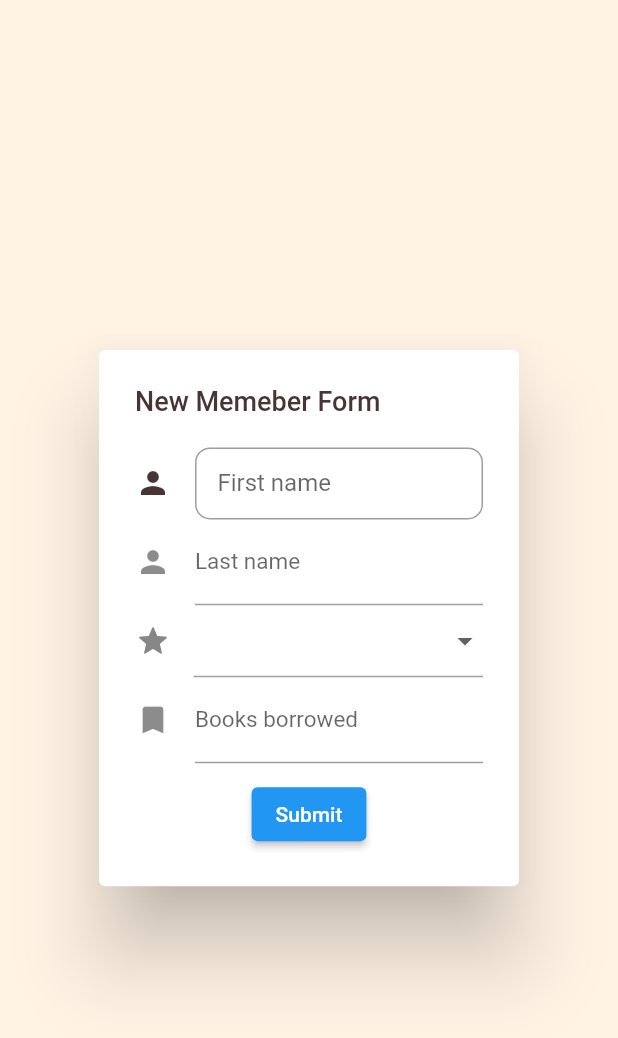
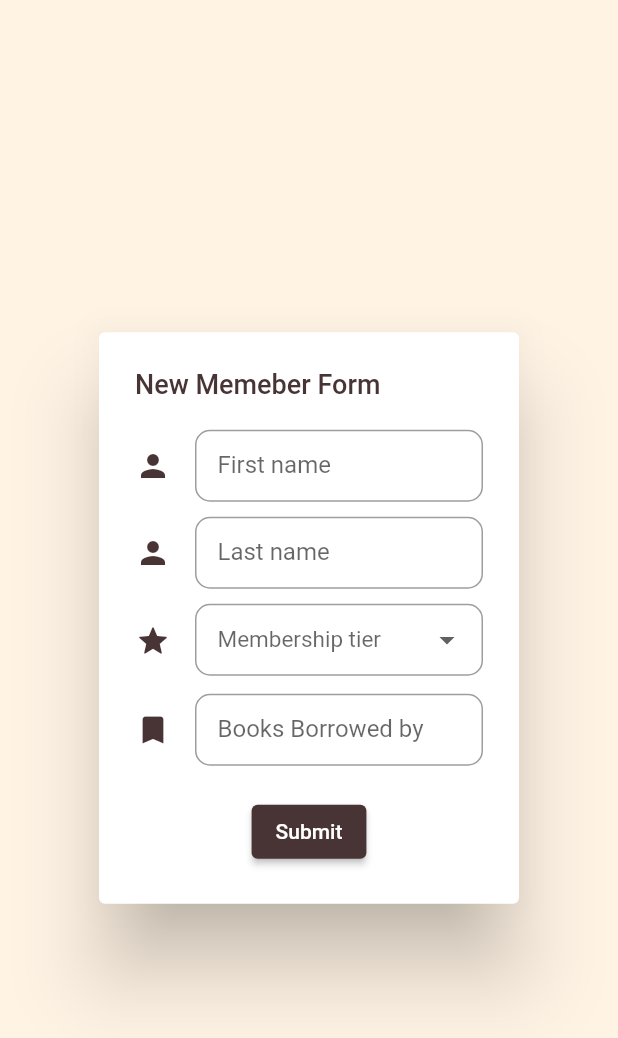
Before and after one commit to AmeeraAlotaibi/librarian_app, a Flutter app: the AddMemberDialog widget shown alone on an empty page, opened directly, on a phone screen of 412 x 824 dp. Shown: the top 1038 px of the screen. Run offline on Flutter 3.47's test engine with Material 2 defaults, Android fonts, the phone set to English and light mode, and no system bars; our stand-ins replace go_router, toggle_switch.

Commit message:
made a dialog box for adding a book and fixed some ui elements

```diff
--- a/lib/providers/member_provider.dart
+++ b/lib/providers/member_provider.dart
@@ -10,35 +10,35 @@ class MemberProvider extends ChangeNotifier {
       firstName: "Aziz",
       lastName: "AlSaffar",
       currentlyBorrowedBooks: [3, 9],
-      membership: "gold", // can borrow 3 books
+      membership: "🥇 Gold", // can borrow 3 books
     ),
     Member(
       id: 2,
       firstName: "Hashim",
       lastName: "Behbehani",
       currentlyBorrowedBooks: [5],
-      membership: "gold", // can borrow 3 books
+      membership: "🥇 Gold", // can borrow 3 books
     ),
     Member(
       id: 3,
       firstName: "Alhamza",
       lastName: "Abdulmonem",
       currentlyBorrowedBooks: [1, 2],
-      membership: "silver", // can borrow 2 books
+      membership: "🥈 Silver", // can borrow 2 books
     ),
     Member(
       id: 4,
       firstName: "Reem",
       lastName: "AlHasawi",
       currentlyBorrowedBooks: [],
-      membership: "platinum", // can borrow 5 books
+      membership: "🥉 Platinum", // can borrow 5 books
     ),
     Member(
       id: 5,
       firstName: "Laila",
       lastName: "AlKandery",
       currentlyBorrowedBooks: [10, 7, 8],
-      membership: "platinum", // can borrow 5 books
+      membership: "🥉 Platinum", // can borrow 5 books
     ),
   ];
 
@@ -46,4 +46,11 @@ class MemberProvider extends ChangeNotifier {
     members.add(member);
     notifyListeners();
   }
+
+// want to change the background color of each membership tier in members list depensing on membership tier
+  void membership(String membership) {
+    if (membership == '🥉 Platinum') {
+    } else if (membership == '🥈 Silver') {
+    } else {}
+  }
 }
--- a/lib/widgets/add_member_dialog.dart
+++ b/lib/widgets/add_member_dialog.dart
@@ -69,36 +69,68 @@ class _AddMemberDialogState extends State<AddMemberDialog> {
             ),
           ),
 
+          SizedBox(
+            height: 10,
+          ),
 // ************** Last Name *****************************
           TextFormField(
             controller: _lastName,
             style: TextStyle(
                 fontSize: 15,
-                fontWeight: FontWeight.bold,
                 letterSpacing: 0,
                 color: Theme.of(context).primaryColor),
+            validator: (name) => name != null ? name : "Enter your last name",
             decoration: InputDecoration(
               labelText: 'Last name',
+              icon: Icon(
+                Icons.person,
+                color: Theme.of(context).primaryColor,
+              ),
               labelStyle: TextStyle(
-                  fontSize: 15,
+                  fontSize: 16,
                   letterSpacing: 0,
                   fontWeight: FontWeight.normal),
-              icon: Icon(Icons.person),
+              contentPadding: EdgeInsets.only(left: 15),
+              floatingLabelStyle: TextStyle(
+                  color: Theme.of(context).primaryColor,
+                  fontWeight: FontWeight.bold),
+              border: OutlineInputBorder(
+                  borderRadius: BorderRadius.circular(10),
+                  borderSide: BorderSide(width: 2)),
+              // when field is focused
+              focusedBorder: OutlineInputBorder(
+                borderSide:
+                    BorderSide(color: Theme.of(context).primaryColor, width: 2),
+              ),
+              // validator
+              errorBorder: OutlineInputBorder(
+                  borderSide: BorderSide(color: Color(0xFFB71C1C))),
             ),
           ),
 
 // ************ dropdown menu *******************
-
+          SizedBox(
+            height: 10,
+          ),
           Row(
             mainAxisAlignment: MainAxisAlignment.spaceBetween,
             children: [
               Icon(
                 Icons.grade_rounded,
-                color: Color(0xFF878787),
+                color: Theme.of(context).primaryColor,
               ),
               Container(
-                width: 193,
+                width: 192,
+                height: 50,
                 child: DropdownButtonFormField(
+                    decoration: InputDecoration(
+                        contentPadding:
+                            EdgeInsets.symmetric(horizontal: 15, vertical: 0),
+                        border: OutlineInputBorder(
+                            borderRadius: BorderRadius.circular(10))),
+                    hint: Text(
+                      "Membership tier",
+                    ),
                     style: TextStyle(
                         color: Theme.of(context).primaryColor,
                         fontSize: 15,
@@ -112,23 +144,46 @@ class _AddMemberDialogState extends State<AddMemberDialog> {
               ),
             ],
           ),
-
+          SizedBox(
+            height: 10,
+          ),
           TextFormField(
             controller: _booksBorrowed,
             style: TextStyle(
                 fontSize: 15,
-                  fontWeight: FontWeight.bold,
                 letterSpacing: 0,
                 color: Theme.of(context).primaryColor),
+            validator: (name) => name != null ? name : "Enter books borrowed",
             decoration: InputDecoration(
-                labelText: 'Books borrowed',
+              labelText: 'Books Borrowed by',
+              icon: Icon(
+                Icons.bookmark,
+                color: Theme.of(context).primaryColor,
+              ),
               labelStyle: TextStyle(
-                    fontSize: 15,
+                  fontSize: 16,
                   letterSpacing: 0,
                   fontWeight: FontWeight.normal),
-                icon: Icon(Icons.bookmark),
-              )),
-
+              contentPadding: EdgeInsets.only(left: 15),
+              floatingLabelStyle: TextStyle(
+                  color: Theme.of(context).primaryColor,
+                  fontWeight: FontWeight.bold),
+              border: OutlineInputBorder(
+                  borderRadius: BorderRadius.circular(10),
+                  borderSide: BorderSide(width: 2)),
+              // when field is focused
+              focusedBorder: OutlineInputBorder(
+                borderSide:
+                    BorderSide(color: Theme.of(context).primaryColor, width: 2),
+              ),
+              // validator
+              errorBorder: OutlineInputBorder(
+                  borderSide: BorderSide(color: Color(0xFFB71C1C))),
+            ),
+          ),
+          SizedBox(
+            height: 10,
+          ),
           Container(
               margin: EdgeInsets.only(top: 10),
               child: ElevatedButton(
@@ -140,6 +195,9 @@ class _AddMemberDialogState extends State<AddMemberDialog> {
                         ));
                     Navigator.pop(context);
                   },
+                  style: ElevatedButton.styleFrom(
+                    primary: Theme.of(context).primaryColor,
+                  ),
                   child: Text("Submit"))),
         ],
       ),
--- a/pubspec.yaml
+++ b/pubspec.yaml
@@ -36,6 +36,7 @@ dependencies:
   cupertino_icons: ^1.0.2
   go_router: ^4.0.0
   provider: ^6.0.3
+  toggle_switch: ^2.0.1
 
 dev_dependencies:
   flutter_test:
```
Also changed, not shown: lib/pages/books_list.dart (+6 -1 lines), lib/widgets/add_book_dialog.dart (added, +225 -0 lines), lib/widgets/book_item.dart (+5 -2 lines), lib/widgets/member_tile.dart (+5 -2 lines), lib/widgets/toggle_switch.dart (added, +61 -0 lines), pubspec.lock. Lines whose indentation alone changed are shown as unchanged.
